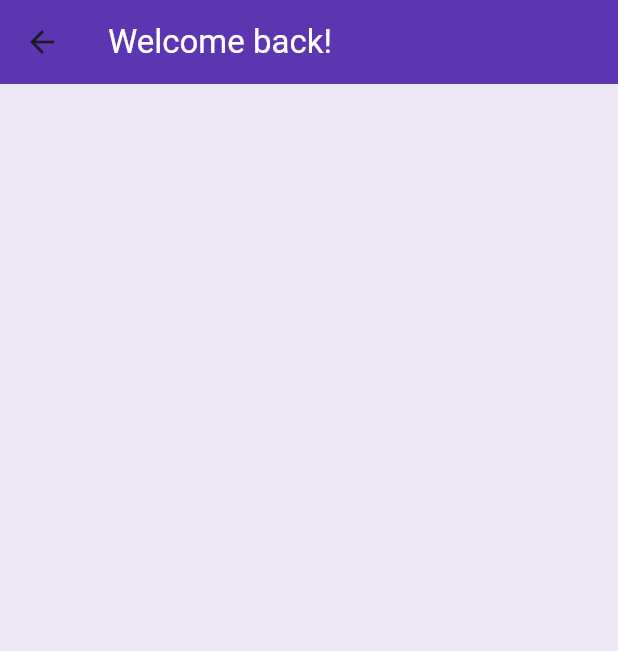
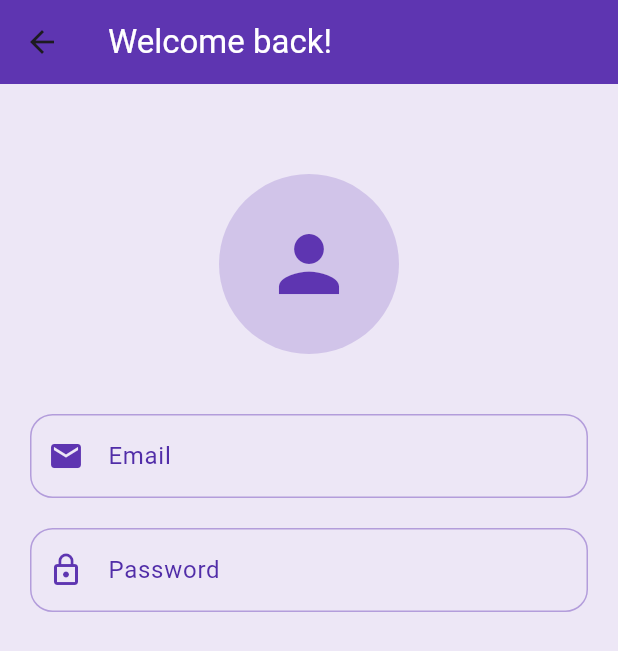
Before and after one commit to KhalilHen/30-seconds, a Flutter app: the screen it shows after launch, after a tap on the "add" icon, on a phone screen of 412 x 824 dp. Shown: the top 651 px of the screen. Run offline on Flutter 3.47's test engine with Material 3 defaults, Android fonts, the phone set to English and light mode, and no system bars; our stand-ins replace audioplayers.

Commit message:
Added the 2 form fields email, and password. for login

```diff
--- a/thirty_seconds/lib/pages/login.dart
+++ b/thirty_seconds/lib/pages/login.dart
@@ -9,19 +9,103 @@ class _LoginPageState extends State<LoginPage> with SingleTickerProviderStateMix
   @override
   Widget build(BuildContext context) {
     return Scaffold(
-
       backgroundColor: Colors.deepPurple[50],
       appBar: AppBar(
-        title: Text("Welcome back!", style: TextStyle(color: Colors.white),
-
-
+        title: Text(
+          "Welcome back!",
+          style: TextStyle(color: Colors.white),
         ),
         backgroundColor: Colors.deepPurple[600],
         elevation: 0,
       ),
-
       body: SingleChildScrollView(
-        // child: ,
+        child: Padding(
+          padding: const EdgeInsets.all(20),
+          child: Column(
+            mainAxisAlignment: MainAxisAlignment.center,
+            children: [
+              SizedBox(
+                height: 40,
+              ),
+              CircleAvatar(
+                radius: 60,
+                backgroundColor: Colors.deepPurple[100],
+                child: Icon(
+                  Icons.person,
+                  size: 60,
+                  color: Colors.deepPurple[600],
+                ),
+              ),
+              SizedBox(
+                height: 40,
+              ),
+              Form(
+                  child: Column(
+                children: [
+                  TextFormField(
+                    decoration: InputDecoration(
+                        labelText: 'Email',
+                        labelStyle: TextStyle(
+                          color: Colors.deepPurple[700],
+                        ),
+                        prefixIcon: Icon(
+                          Icons.email,
+                          color: Colors.deepPurple[600],
+                        ),
+                        border: OutlineInputBorder(
+                          borderRadius: BorderRadius.circular(15),
+                          borderSide: BorderSide(color: Colors.deepPurple[200]!),
+                        ),
+                        enabledBorder: OutlineInputBorder(
+                          borderRadius: BorderRadius.circular(15),
+                          borderSide: BorderSide(color: Colors.deepPurple[200]!),
+                        ),
+                        focusedBorder: OutlineInputBorder(borderRadius: BorderRadius.circular(15), borderSide: BorderSide(color: Colors.deepPurple[600]!))),
+                    validator: (value) {
+                      if (value == null || value.isEmpty) {
+                        return "Please enter your email";
+                      } else if (!value.contains('@') || !value.contains('.')) {
+                        return "Please enter a valid email";
+                      }
+                      return null;
+                    },
+                  ),
+                  SizedBox(
+                    height: 20,
+                  ),
+                  TextFormField(
+                    obscureText: true,
+                    decoration: InputDecoration(
+                        labelText: "Password",
+                        labelStyle: TextStyle(color: Colors.deepPurple[700]),
+                        prefixIcon: Icon(
+                          Icons.lock_outline,
+                          color: Colors.deepPurple[600],
+                        ),
+                        border: OutlineInputBorder(
+                          borderRadius: BorderRadius.circular(15),
+                          borderSide: BorderSide(color: Colors.deepPurple[200]!),
+                        ),
+                        enabledBorder: OutlineInputBorder(
+                          borderRadius: BorderRadius.circular(15),
+                          borderSide: BorderSide(color: Colors.deepPurple[200]!),
+                        ),
+                        focusedBorder: OutlineInputBorder(
+                          borderRadius: BorderRadius.circular(15),
+                          borderSide: BorderSide(color: Colors.deepPurple[600]!),
+                        )),
+                    validator: (value) {
+                      if (value == null || value.isEmpty) {
+                        return "Please enter your password";
+                      }
+                      return null;
+                    },
+                  )
+                ],
+              ))
+            ],
+          ),
+        ),
       ),
     );
   }
```
